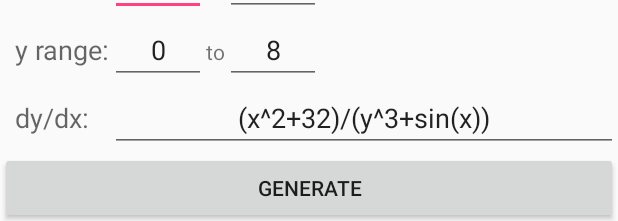
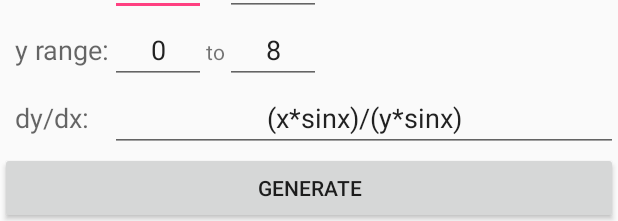
Before and after one commit to MathBunny/slope-fields-generator, an Android app: the layout activity_main.xml on its own in the app's theme, with its tools: preview values and no code run, on a phone screen of 412 x 824 dp. Shown: the part 1012-1233 px from the top of the screen. Run offline under Robolectric (Android 15) with nearby library versions, the phone set to English and light mode, and no system bars.

```diff
--- a/app/src/main/java/ca/horatiu/slope_field_generator/Graph.java
+++ b/app/src/main/java/ca/horatiu/slope_field_generator/Graph.java
@@ -181,6 +181,7 @@ public class Graph extends View {
             colorChosen = purple[8];
         }
         paint.setColor(Color.rgb(getRed(colorChosen), getGreen(colorChosen), getBlue(colorChosen)));
+        //paint.setStrokeWidth(10);
 
         for(int z = 0; z < TANGENT_THICKNESS; z++)
             canvas.drawLine(xStart+z, yStart, xEnd+z, yEnd, paint);
--- a/app/src/main/res/layout-land/activity_main.xml
+++ b/app/src/main/res/layout-land/activity_main.xml
@@ -124,7 +124,7 @@
                 android:layout_column="1"
                 android:layout_gravity="fill_horizontal"
                 android:layout_columnSpan="3"
-                android:text="(x^2+32)/(y^3+sin(x))"
+                android:text="@string/defaultEquation"
                 android:textAlignment="center" />
 
             <Button
--- a/app/src/main/res/layout/activity_main.xml
+++ b/app/src/main/res/layout/activity_main.xml
@@ -123,7 +123,7 @@
                 android:layout_row="2"
                 android:layout_column="1"
                 android:layout_columnSpan="3"
-                android:text="(x^2+32)/(y^3+sin(x))"
+                android:text="@string/defaultEquation"
                 android:textAlignment="center"
                 android:layout_gravity="fill_horizontal" />
 
--- a/app/src/main/res/values/strings.xml
+++ b/app/src/main/res/values/strings.xml
@@ -7,4 +7,5 @@
     <string name="y_range">y range:</string>
     <string name="xRange">x range:</string>
     <string name="generate">Generate</string>
+    <string name="defaultEquation">(x*sinx)/(y*sinx)</string>
 </resources>
```
Also changed, not shown: app/src/main/java/ca/horatiu/slope_field_generator/MainActivity.java (+6 -3 lines).
